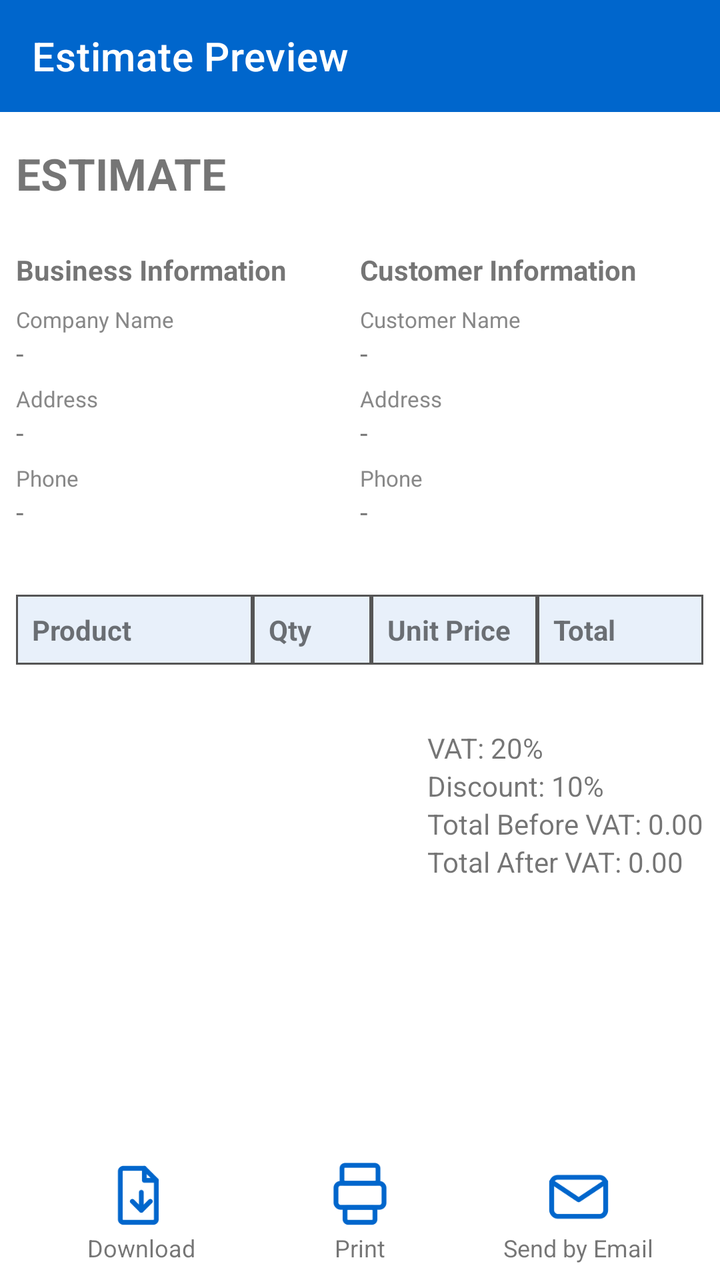
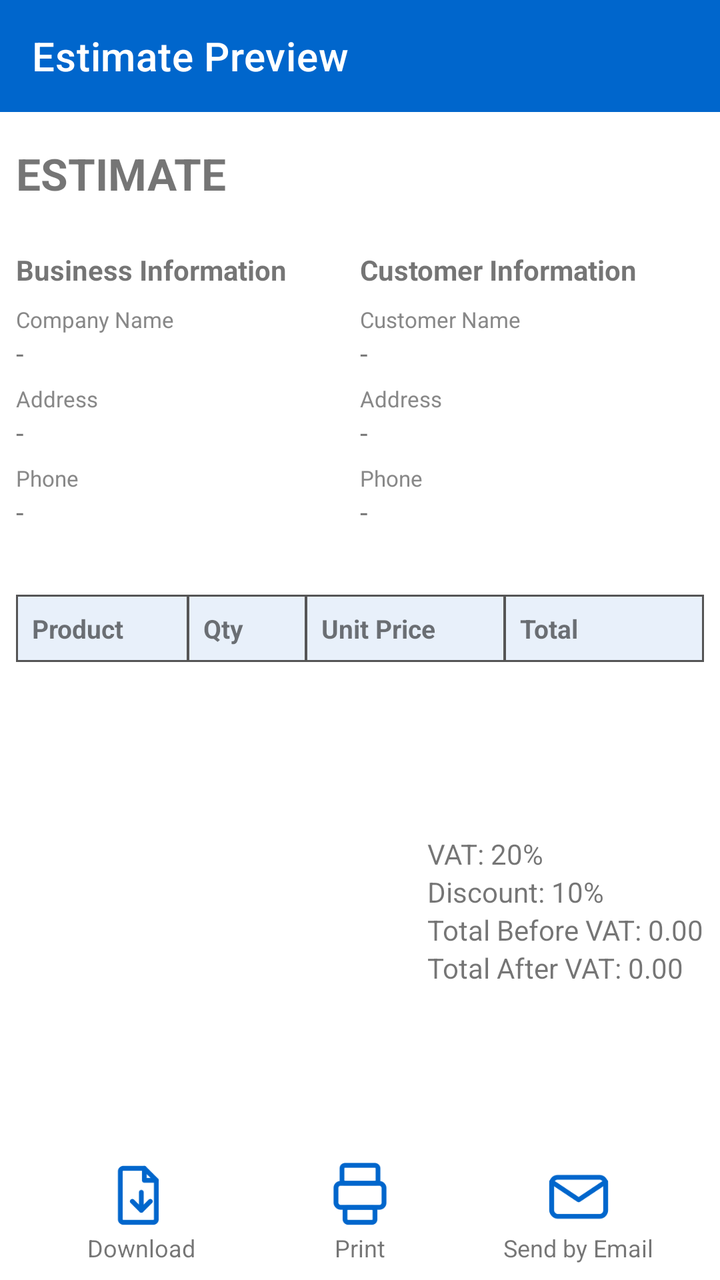

An Android layout rendered at two revisions. The XML below is the earlier revision; the diff shows what the commit changed to produce the second picture.
<!-- AndroidManifest.xml: application theme Theme.MetalConstructionsEstimates -->
<!-- res/layout/activity_estimate_preview.xml -->
<?xml version="1.0" encoding="utf-8"?>
<androidx.constraintlayout.widget.ConstraintLayout xmlns:android="http://schemas.android.com/apk/res/android"
    xmlns:app="http://schemas.android.com/apk/res-auto"
    android:layout_width="match_parent"
    android:layout_height="match_parent"
    android:fillViewport="true">
    <ScrollView
        android:layout_width="match_parent"
        android:layout_height="match_parent"
        android:fillViewport="true">

        <androidx.constraintlayout.widget.ConstraintLayout
            android:layout_width="match_parent"
            android:layout_height="wrap_content">

            
            <androidx.appcompat.widget.Toolbar
                android:id="@+id/toolbar"
                android:layout_width="0dp"
                android:layout_height="?attr/actionBarSize"
                android:background="#0066cc"
                app:title="Estimate Preview"
                app:titleTextColor="@android:color/white"
                app:layout_constraintTop_toTopOf="parent"
                app:layout_constraintStart_toStartOf="parent"
                app:layout_constraintEnd_toEndOf="parent"/>

            
            <TextView
                android:id="@+id/tvEstimateLabel"
                android:layout_width="wrap_content"
                android:layout_height="wrap_content"
                android:text="ESTIMATE"
                android:textSize="22sp"
                android:textStyle="bold"
                android:layout_marginTop="16dp"
                android:layout_marginLeft="8dp"
                app:layout_constraintTop_toBottomOf="@id/toolbar"
                app:layout_constraintStart_toStartOf="parent"/>

            
            <LinearLayout
                android:id="@+id/infoRow"
                android:layout_width="0dp"
                android:layout_height="wrap_content"
                android:orientation="horizontal"
                android:layout_marginTop="16dp"
                android:padding="8dp"
                app:layout_constraintTop_toBottomOf="@id/tvEstimateLabel"
                app:layout_constraintStart_toStartOf="parent"
                app:layout_constraintEnd_toEndOf="parent">

                
                <LinearLayout
                    android:layout_width="0dp"
                    android:layout_height="wrap_content"
                    android:layout_weight="1"
                    android:orientation="vertical">

                    <TextView
                        android:layout_width="wrap_content"
                        android:layout_height="wrap_content"
                        android:text="Business Information"
                        android:textStyle="bold"
                        android:textSize="14sp" />

                    
                    <TextView
                        android:layout_width="wrap_content"
                        android:layout_height="wrap_content"
                        android:layout_marginTop="8dp"
                        android:text="Company Name"
                        android:textSize="11sp"
                        android:textColor="#888888" />
                    <TextView
                        android:id="@+id/tvBusinessName"
                        android:layout_width="wrap_content"
                        android:layout_height="wrap_content"
                        android:text="-"
                        android:textSize="14sp" />

                    
                    <TextView
                        android:layout_width="wrap_content"
                        android:layout_height="wrap_content"
                        android:layout_marginTop="6dp"
                        android:text="Address"
                        android:textSize="11sp"
                        android:textColor="#888888" />
                    <TextView
                        android:id="@+id/tvBusinessAddress"
                        android:layout_width="wrap_content"
                        android:layout_height="wrap_content"
                        android:text="-"
                        android:textSize="14sp" />

                    
                    <TextView
                        android:layout_width="wrap_content"
                        android:layout_height="wrap_content"
                        android:layout_marginTop="6dp"
                        android:text="Phone"
                        android:textSize="11sp"
                        android:textColor="#888888" />
                    <TextView
                        android:id="@+id/tvBusinessPhone"
                        android:layout_width="wrap_content"
                        android:layout_height="wrap_content"
                        android:text="-"
                        android:textSize="14sp" />
                </LinearLayout>

                
                <LinearLayout
                    android:layout_width="0dp"
                    android:layout_height="wrap_content"
                    android:layout_weight="1"
                    android:orientation="vertical">

                    <TextView
                        android:layout_width="wrap_content"
                        android:layout_height="wrap_content"
                        android:text="Customer Information"
                        android:textStyle="bold"
                        android:textSize="14sp" />

                    
                    <TextView
                        android:layout_width="wrap_content"
                        android:layout_height="wrap_content"
                        android:layout_marginTop="8dp"
                        android:text="Customer Name"
                        android:textSize="11sp"
                        android:textColor="#888888" />
                    <TextView
                        android:id="@+id/tvCustomerName"
                        android:layout_width="wrap_content"
                        android:layout_height="wrap_content"
                        android:text="-"
                        android:textSize="14sp" />

                    
                    <TextView
                        android:layout_width="wrap_content"
                        android:layout_height="wrap_content"
                        android:layout_marginTop="6dp"
                        android:text="Address"
                        android:textSize="11sp"
                        android:textColor="#888888" />
                    <TextView
                        android:id="@+id/tvCustomerAddress"
                        android:layout_width="wrap_content"
                        android:layout_height="wrap_content"
                        android:text="-" />

                    
                    <TextView
                        android:layout_width="wrap_content"
                        android:layout_height="wrap_content"
                        android:layout_marginTop="6dp"
                        android:text="Phone"
                        android:textSize="11sp"
                        android:textColor="#888888" />
                    <TextView
                        android:id="@+id/tvCustomerPhone"
                        android:layout_width="wrap_content"
                        android:layout_height="wrap_content"
                        android:text="-" />
                </LinearLayout>
            </LinearLayout>

            
            <LinearLayout
                android:id="@+id/tableHeader"
                android:layout_width="0dp"
                android:layout_height="wrap_content"
                android:orientation="horizontal"
                android:layout_marginTop="16dp"
                android:paddingStart="8dp"
                android:paddingEnd="8dp"
                android:paddingTop="8dp"
                android:paddingBottom="0dp"
                app:layout_constraintTop_toBottomOf="@id/infoRow"
                app:layout_constraintStart_toStartOf="parent"
                app:layout_constraintEnd_toEndOf="parent">

                <TextView
                    android:layout_width="0dp"
                    android:layout_height="wrap_content"
                    android:layout_weight="2"
                    android:text="Product"
                    android:background="@drawable/cell_header_border"
                    android:padding="8dp"
                    android:textStyle="bold" />

                <TextView
                    android:layout_width="0dp"
                    android:layout_height="wrap_content"
                    android:layout_weight="1"
                    android:text="Qty"
                    android:background="@drawable/cell_header_border"
                    android:padding="8dp"
                    android:textStyle="bold" />

                <TextView
                    android:layout_width="0dp"
                    android:layout_height="wrap_content"
                    android:layout_weight="1.4"
                    android:text="Unit Price"
                    android:maxLines="1"
                    android:ellipsize="end"
                    android:background="@drawable/cell_header_border"
                    android:autoSizeTextType="uniform"
                    android:padding="8dp"
                    android:textStyle="bold" />

                <TextView
                    android:layout_width="0dp"
                    android:layout_height="wrap_content"
                    android:layout_weight="1.4"
                    android:text="Total"
                    android:maxLines="1"
                    android:background="@drawable/cell_header_border"
                    android:padding="8dp"
                    android:textStyle="bold" />
            </LinearLayout>

            
            <LinearLayout
                android:id="@+id/linesContainer"
                android:layout_width="0dp"
                android:layout_height="wrap_content"
                android:orientation="vertical"
                android:paddingStart="8dp"
                android:paddingEnd="8dp"
                android:paddingTop="0dp"
                android:paddingBottom="8dp"
                app:layout_constraintTop_toBottomOf="@id/tableHeader"
                app:layout_constraintStart_toStartOf="parent"
                app:layout_constraintEnd_toEndOf="parent"/>

            
            <LinearLayout
                android:id="@+id/totalsLayout"
                android:layout_width="0dp"
                android:layout_height="wrap_content"
                android:orientation="vertical"
                android:layout_marginTop="16dp"
                android:padding="8dp"
                app:layout_constraintTop_toBottomOf="@id/linesContainer"
                app:layout_constraintEnd_toEndOf="parent">

                <TextView android:id="@+id/tvVat" android:layout_width="wrap_content" android:layout_height="wrap_content" android:text="VAT: 20%" />
                <TextView android:id="@+id/tvDiscount" android:layout_width="wrap_content" android:layout_height="wrap_content" android:text="Discount: 10%" />
                <TextView android:id="@+id/tvTotalBeforeVat" android:layout_width="wrap_content" android:layout_height="wrap_content" android:text="Total Before VAT: 0.00" />
                <TextView android:id="@+id/tvAllTotal" android:layout_width="wrap_content" android:layout_height="wrap_content" android:text="Total After VAT: 0.00" />
            </LinearLayout>-->
        </androidx.constraintlayout.widget.ConstraintLayout>
    </ScrollView>
        
    <LinearLayout
        android:id="@+id/buttonsRow"
        android:layout_width="0dp"
        android:layout_height="wrap_content"
        android:orientation="horizontal"
        android:gravity="center"
        android:layout_marginStart="8dp"
        android:layout_marginEnd="8dp"
        android:layout_marginTop="16dp"
        android:padding="8dp"
        app:layout_constraintBottom_toBottomOf="parent"
        app:layout_constraintStart_toStartOf="parent"
        app:layout_constraintEnd_toEndOf="parent">

        <LinearLayout
            android:id="@+id/btnDownloadSection"
            android:layout_width="0dp"
            android:layout_height="wrap_content"
            android:layout_weight="1"
            android:orientation="vertical"
            android:gravity="center">

            <ImageView
                android:id="@+id/btnDownloadPdf"
                android:layout_width="36dp"
                android:layout_height="36dp"
                android:src="@drawable/file"
                android:contentDescription="Download"
                android:background="?attr/selectableItemBackgroundBorderless"
                android:clickable="true"
                android:focusable="true"
                android:elevation="4dp"
                app:tint="#0066cc" />

            <TextView
                android:layout_width="wrap_content"
                android:layout_height="wrap_content"
                android:text="Download"
                android:textSize="12sp" />
        </LinearLayout>

        
        <LinearLayout
            android:id="@+id/btnPrintSection"
            android:layout_width="0dp"
            android:layout_height="wrap_content"
            android:layout_weight="1"
            android:orientation="vertical"
            android:gravity="center">

            <ImageView
                android:id="@+id/btnPrint"
                android:layout_width="36dp"
                android:layout_height="36dp"
                android:src="@drawable/printer"
                android:contentDescription="Print"
                android:background="?attr/selectableItemBackgroundBorderless"
                android:clickable="true"
                android:focusable="true"
                android:elevation="4dp"
                app:tint="#0066cc" />

            <TextView
                android:layout_width="wrap_content"
                android:layout_height="wrap_content"
                android:text="Print"
                android:textSize="12sp" />
        </LinearLayout>

        
        <LinearLayout
            android:id="@+id/btnSendMailSection"
            android:layout_width="0dp"
            android:layout_height="wrap_content"
            android:layout_weight="1"
            android:orientation="vertical"
            android:gravity="center">

            <ImageView
                android:id="@+id/btnSendMail"
                android:layout_width="36dp"
                android:layout_height="36dp"
                android:src="@drawable/sendemail"
                android:contentDescription="Send Email"
                android:background="?attr/selectableItemBackgroundBorderless"
                android:clickable="true"
                android:focusable="true"
                android:elevation="4dp"
                app:tint="#0066cc" />

            <TextView
                android:layout_width="wrap_content"
                android:layout_height="wrap_content"
                android:text="Send by Email"
                android:textSize="12sp" />
        </LinearLayout>
    </LinearLayout>
</androidx.constraintlayout.widget.ConstraintLayout>
<!-- resources referenced by this layout -->
<resources>
  <!-- drawable cell_header_border (drawable) -->
  <?xml version="1.0" encoding="utf-8"?>
  <shape xmlns:android="http://schemas.android.com/apk/res/android"
      android:shape="rectangle">
      <solid android:color="#E8F0FA" />
      <stroke android:width="1dp" android:color="#555555" />
  </shape>
  <!-- drawable file: png bitmap (drawable, 1657 bytes) -->
  <!-- drawable printer: png bitmap (drawable, 1806 bytes) -->
  <!-- drawable sendemail: png bitmap (drawable, 1814 bytes) -->
  <style name="Theme.MetalConstructionsEstimates" parent="Theme.MaterialComponents.DayNight.NoActionBar">
      
          <item name="colorPrimary">@color/purple_200</item>
          <item name="colorPrimaryVariant">@color/purple_700</item>
          <item name="colorOnPrimary">@color/black</item>
  
          <item name="colorSecondary">@color/teal_200</item>
          <item name="colorSecondaryVariant">@color/teal_200</item>
          <item name="colorOnSecondary">@color/black</item>
  
          <item name="android:statusBarColor">?attr/colorPrimaryVariant</item>
          <item name="android:windowLightStatusBar">false</item>
  
          
      </style>
  <color name="purple_200">#FFBB86FC</color>
  <color name="purple_700">#FF3700B3</color>
  <color name="black">#FF000000</color>
  <color name="teal_200">#FF03DAC5</color>
</resources>

<!-- the commit's change to res/layout/activity_estimate_preview.xml (unified diff, before → after) -->
@@ -2,12 +2,17 @@
 <androidx.constraintlayout.widget.ConstraintLayout xmlns:android="http://schemas.android.com/apk/res/android"
     xmlns:app="http://schemas.android.com/apk/res-auto"
     android:layout_width="match_parent"
-    android:layout_height="match_parent"
-    android:fillViewport="true">
+    android:layout_height="match_parent">
+
+    
     <ScrollView
-        android:layout_width="match_parent"
-        android:layout_height="match_parent"
-        android:fillViewport="true">
+        android:layout_width="0dp"
+        android:layout_height="0dp"
+        android:fillViewport="true"
+        app:layout_constraintTop_toTopOf="parent"
+        app:layout_constraintStart_toStartOf="parent"
+        app:layout_constraintEnd_toEndOf="parent"
+        app:layout_constraintBottom_toTopOf="@id/buttonsRow">
 
         <androidx.constraintlayout.widget.ConstraintLayout
             android:layout_width="match_parent"
@@ -34,7 +39,7 @@
                 android:textSize="22sp"
                 android:textStyle="bold"
                 android:layout_marginTop="16dp"
-                android:layout_marginLeft="8dp"
+                android:layout_marginStart="8dp"
                 app:layout_constraintTop_toBottomOf="@id/toolbar"
                 app:layout_constraintStart_toStartOf="parent"/>
 
@@ -151,7 +156,8 @@
                         android:id="@+id/tvCustomerAddress"
                         android:layout_width="wrap_content"
                         android:layout_height="wrap_content"
-                        android:text="-" />
+                        android:text="-"
+                        android:textSize="14sp" />
 
                     
                     <TextView
@@ -165,7 +171,8 @@
                         android:id="@+id/tvCustomerPhone"
                         android:layout_width="wrap_content"
                         android:layout_height="wrap_content"
-                        android:text="-" />
+                        android:text="-"
+                        android:textSize="14sp" />
                 </LinearLayout>
             </LinearLayout>
 
@@ -175,6 +182,7 @@
                 android:layout_width="0dp"
                 android:layout_height="wrap_content"
                 android:orientation="horizontal"
+                android:baselineAligned="false"
                 android:layout_marginTop="16dp"
                 android:paddingStart="8dp"
                 android:paddingEnd="8dp"
@@ -186,43 +194,54 @@
 
                 <TextView
                     android:layout_width="0dp"
-                    android:layout_height="wrap_content"
-                    android:layout_weight="2"
+                    android:layout_height="match_parent"
+                    android:layout_weight="1.3"
                     android:text="Product"
-                    android:background="@drawable/cell_header_border"
-                    android:padding="8dp"
-                    android:textStyle="bold" />
-
-                <TextView
-                    android:layout_width="0dp"
-                    android:layout_height="wrap_content"
-                    android:layout_weight="1"
-                    android:text="Qty"
-                    android:background="@drawable/cell_header_border"
-                    android:padding="8dp"
-                    android:textStyle="bold" />
-
-                <TextView
-                    android:layout_width="0dp"
-                    android:layout_height="wrap_content"
-                    android:layout_weight="1.4"
-                    android:text="Unit Price"
-                    android:maxLines="1"
-                    android:ellipsize="end"
-                    android:background="@drawable/cell_header_border"
-                    android:autoSizeTextType="uniform"
-                    android:padding="8dp"
-                    android:textStyle="bold" />
-
-                <TextView
-                    android:layout_width="0dp"
-                    android:layout_height="wrap_content"
-                    android:layout_weight="1.4"
-                    android:text="Total"
+                    android:textSize="13sp"
+                    android:textStyle="bold"
+                    android:gravity="center_vertical"
                     android:maxLines="1"
                     android:background="@drawable/cell_header_border"
-                    android:padding="8dp"
-                    android:textStyle="bold" />
+                    android:padding="8dp" />
+
+                <TextView
+                    android:layout_width="0dp"
+                    android:layout_height="match_parent"
+                    android:layout_weight="0.9"
+                    android:layout_marginStart="-1dp"
+                    android:text="Qty"
+                    android:textSize="13sp"
+                    android:textStyle="bold"
+                    android:gravity="center_vertical"
+                    android:maxLines="1"
+                    android:background="@drawable/cell_header_border"
+                    android:padding="8dp" />
+
+                <TextView
+                    android:layout_width="0dp"
+                    android:layout_height="match_parent"
+                    android:layout_weight="1.5"
+                    android:layout_marginStart="-1dp"
+                    android:text="Unit Price"
+                    android:textSize="13sp"
+                    android:textStyle="bold"
+                    android:gravity="center_vertical"
+                    android:maxLines="1"
+                    android:background="@drawable/cell_header_border"
+                    android:padding="8dp" />
+
+                <TextView
+                    android:layout_width="0dp"
+                    android:layout_height="match_parent"
+                    android:layout_weight="1.5"
+                    android:layout_marginStart="-1dp"
+                    android:text="Total"
+                    android:textSize="13sp"
+                    android:textStyle="bold"
+                    android:gravity="center_vertical"
+                    android:maxLines="1"
+                    android:background="@drawable/cell_header_border"
+                    android:padding="8dp" />
             </LinearLayout>
 
             
@@ -246,18 +265,21 @@
                 android:layout_height="wrap_content"
                 android:orientation="vertical"
                 android:layout_marginTop="16dp"
+                android:layout_marginBottom="16dp"
                 android:padding="8dp"
                 app:layout_constraintTop_toBottomOf="@id/linesContainer"
-                app:layout_constraintEnd_toEndOf="parent">
+                app:layout_constraintEnd_toEndOf="parent"
+                app:layout_constraintBottom_toBottomOf="parent">
 
                 <TextView android:id="@+id/tvVat" android:layout_width="wrap_content" android:layout_height="wrap_content" android:text="VAT: 20%" />
                 <TextView android:id="@+id/tvDiscount" android:layout_width="wrap_content" android:layout_height="wrap_content" android:text="Discount: 10%" />
                 <TextView android:id="@+id/tvTotalBeforeVat" android:layout_width="wrap_content" android:layout_height="wrap_content" android:text="Total Before VAT: 0.00" />
                 <TextView android:id="@+id/tvAllTotal" android:layout_width="wrap_content" android:layout_height="wrap_content" android:text="Total After VAT: 0.00" />
-            </LinearLayout>-->
+            </LinearLayout>
         </androidx.constraintlayout.widget.ConstraintLayout>
     </ScrollView>
-        
+
+    
     <LinearLayout
         android:id="@+id/buttonsRow"
         android:layout_width="0dp"
@@ -266,12 +288,12 @@
         android:gravity="center"
         android:layout_marginStart="8dp"
         android:layout_marginEnd="8dp"
-        android:layout_marginTop="16dp"
         android:padding="8dp"
         app:layout_constraintBottom_toBottomOf="parent"
         app:layout_constraintStart_toStartOf="parent"
         app:layout_constraintEnd_toEndOf="parent">
 
+        
         <LinearLayout
             android:id="@+id/btnDownloadSection"
             android:layout_width="0dp"
